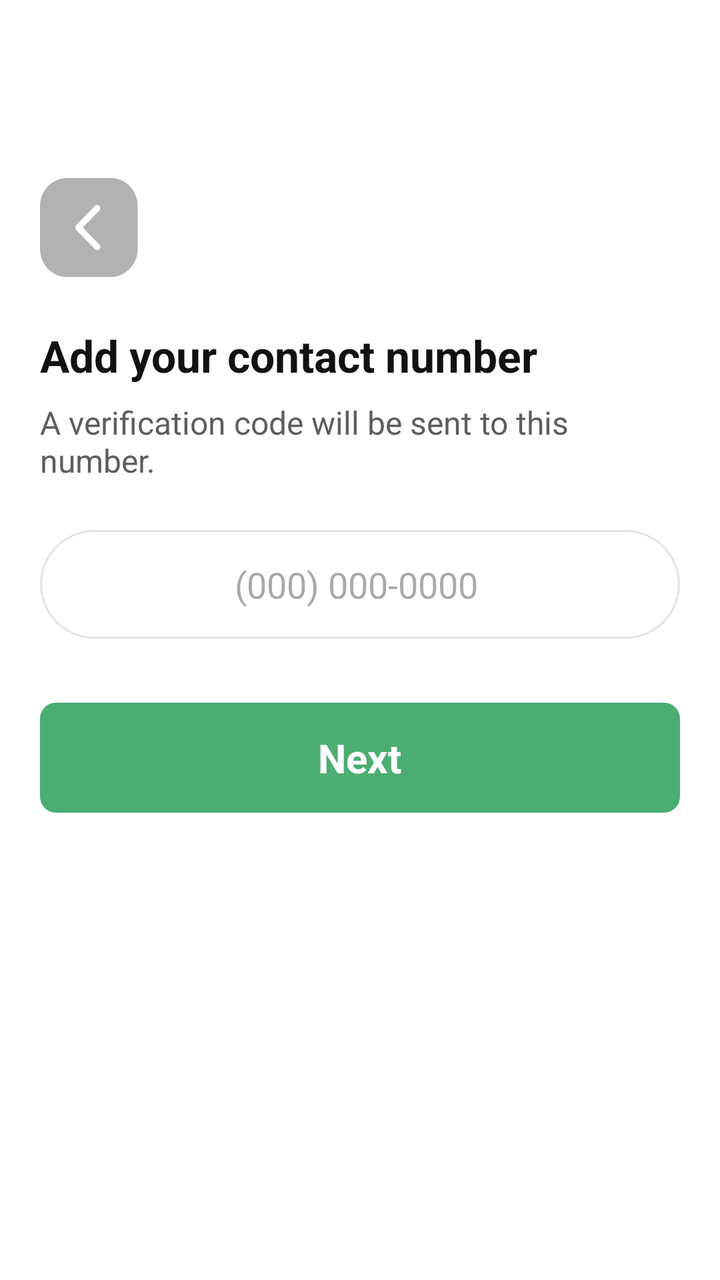
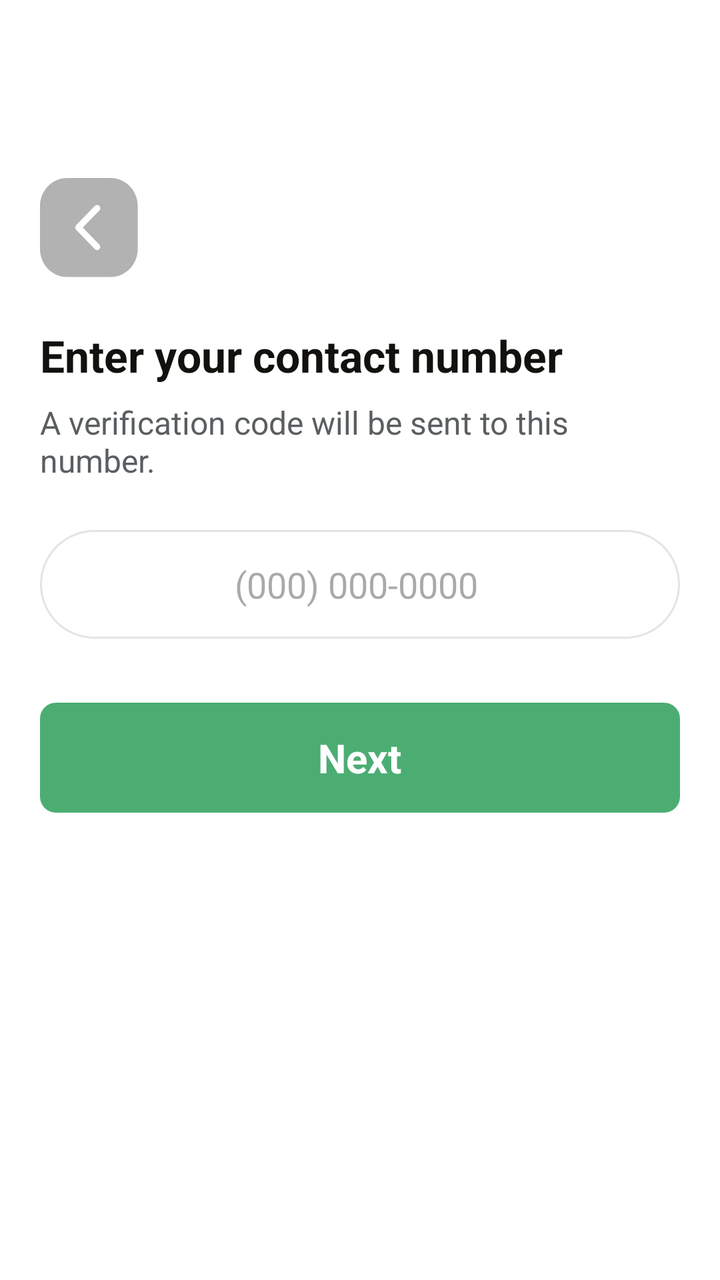

The first picture is an Android layout as it rendered before a commit; the second is the same layout after the commit. The layout source and the unified diff follow.
<!-- AndroidManifest.xml: application theme Theme.GrocHub -->
<!-- res/layout/activity_number_enter.xml -->
<LinearLayout
    xmlns:android="http://schemas.android.com/apk/res/android"
    xmlns:tools="http://schemas.android.com/tools"
    xmlns:app="http://schemas.android.com/apk/res-auto"
    android:background="#FFFFFF"
    android:orientation="vertical"
    android:layout_width="match_parent"
    android:layout_height="match_parent">

    <ScrollView
        android:layout_width="match_parent"
        android:layout_height="wrap_content"
        android:layout_weight="1"
        android:background="#FFFFFF">

        <LinearLayout
            android:layout_width="match_parent"
            android:layout_height="match_parent"
            android:orientation="vertical">

            <LinearLayout
                android:layout_width="match_parent"
                android:layout_height="wrap_content"
                android:paddingHorizontal="20dp"
                android:layout_marginTop="89dp"
                android:layout_marginBottom="48dp"
                android:orientation="vertical">

                <LinearLayout
                    android:layout_width="match_parent"
                    android:layout_height="wrap_content"
                    android:layout_marginBottom="24dp"
                    android:orientation="vertical">

                    <ImageView
                        android:id="@+id/iv_back"
                        android:layout_width="50dp"
                        android:layout_height="50dp"
                        android:background="@drawable/back_button_trasparent"
                        android:scaleType="fitXY" />
                </LinearLayout>

                <LinearLayout
                    android:layout_width="match_parent"
                    android:layout_height="wrap_content"
                    android:orientation="vertical">

                    <LinearLayout
                        android:layout_width="match_parent"
                        android:layout_height="wrap_content"
                        android:paddingRight="32dp"
                        android:layout_marginBottom="24dp"
                        android:orientation="vertical">

                        <TextView
                            android:textColor="#12110D"
                            android:textSize="22sp"
                            android:textStyle="bold"
                            android:layout_marginBottom="8dp"
                            android:layout_height="wrap_content"
                            android:layout_width="wrap_content"
                            android:text="Add your contact number" />

                        <TextView
                            android:textColor="#5A5E60"
                            android:textSize="16sp"
                            android:layout_height="wrap_content"
                            android:layout_width="match_parent"
                            android:layout_weight="1"
                            android:text="A verification code will be sent to this number." />
                    </LinearLayout>

                    <LinearLayout
                        android:layout_width="match_parent"
                        android:layout_height="wrap_content"
                        android:orientation="vertical">

                        <LinearLayout
                            android:layout_width="match_parent"
                            android:layout_height="wrap_content"
                            android:gravity="center_vertical"
                            android:background="@drawable/s12110d1csw1cr50bffffff"
                            android:paddingHorizontal="7dp"
                            android:layout_marginBottom="32dp"
                            android:orientation="horizontal">

                            <EditText
                                android:id="@+id/et_phone_number"
                                android:inputType="phone"
                                android:hint="(000) 000-0000"
                                android:background="@null"
                                android:textColor="@color/black"
                                android:textSize="18sp"
                                android:layout_marginEnd="4dp"
                                android:layout_width="0dp"
                                android:layout_height="wrap_content"
                                android:layout_weight="1"
                                android:paddingVertical="15dp"
                                android:gravity="center"
                                />
                        </LinearLayout>

                        <LinearLayout
                            android:id="@+id/btn_next"
                            android:layout_width="match_parent"
                            android:layout_height="wrap_content"
                            android:gravity="center_horizontal"
                            android:background="@drawable/add_to_cart_bg"
                            android:paddingVertical="14dp"
                            android:clickable="true"
                            android:focusable="true"
                            android:orientation="vertical">

                            <TextView
                                android:textColor="@color/white"
                                android:textSize="20sp"
                                android:textStyle="bold"
                                android:layout_height="wrap_content"
                                android:layout_width="wrap_content"
                                android:gravity="center"
                                android:text="Next" />
                        </LinearLayout>
                    </LinearLayout>
                </LinearLayout>
            </LinearLayout>
        </LinearLayout>
    </ScrollView>
</LinearLayout>
<!-- resources referenced by this layout -->
<resources>
  <color name="black">#FF000000</color>
  <color name="white">#FFFFFFFF</color>
  <!-- drawable add_to_cart_bg (drawable) -->
  <shape xmlns:android="http://schemas.android.com/apk/res/android">
      <solid android:color="@color/Primary" />
      <corners android:radius="8dp"/>
  </shape>
  <!-- drawable back_button_trasparent (drawable) -->
  <vector xmlns:android="http://schemas.android.com/apk/res/android"
      android:width="32dp"
      android:height="31dp"
      android:viewportWidth="32"
      android:viewportHeight="31">
      <path
          android:fillColor="#4D000000"
          android:pathData="M0 8.69c0-2.3 0.92-4.52 2.55-6.14 1.63-1.63 3.84-2.55 6.14-2.55h13.9c4.8 0 8.69 3.89 8.69 8.69v13.32c0 4.8-3.89 8.69-8.69 8.69h-13.9c-4.8 0-8.69-3.89-8.69-8.69z"/>
      <path
          android:strokeColor="#FFFFFFFF"
          android:strokeWidth="2"
          android:strokeLineCap="round"
          android:strokeLineJoin="round"
          android:pathData="M18.28 21.35l-6-6 6-6"/>
  </vector>
  <!-- drawable s12110d1csw1cr50bffffff (drawable) -->
  <?xml version="1.0" encoding="UTF-8"?>
  <shape
      xmlns:android="http://schemas.android.com/apk/res/android">
      <solid
          android:color="#FFFFFF"
          />
      <stroke
          android:color="#1C12110D"
          android:width="1dp"
          />
      <corners
          android:radius="50dp"
          />
  </shape>
  <style name="Theme.GrocHub" parent="Base.Theme.GrocHub" />
  <color name="Primary">#4CAD73</color>
  <style name="Base.Theme.GrocHub" parent="Theme.Material3.DayNight.NoActionBar">
          
          
      </style>
</resources>

<!-- the commit's change to res/layout/activity_number_enter.xml (unified diff, before → after) -->
@@ -59,7 +59,7 @@
                             android:layout_marginBottom="8dp"
                             android:layout_height="wrap_content"
                             android:layout_width="wrap_content"
-                            android:text="Add your contact number" />
+                            android:text="Enter your contact number" />
 
                         <TextView
                             android:textColor="#5A5E60"
